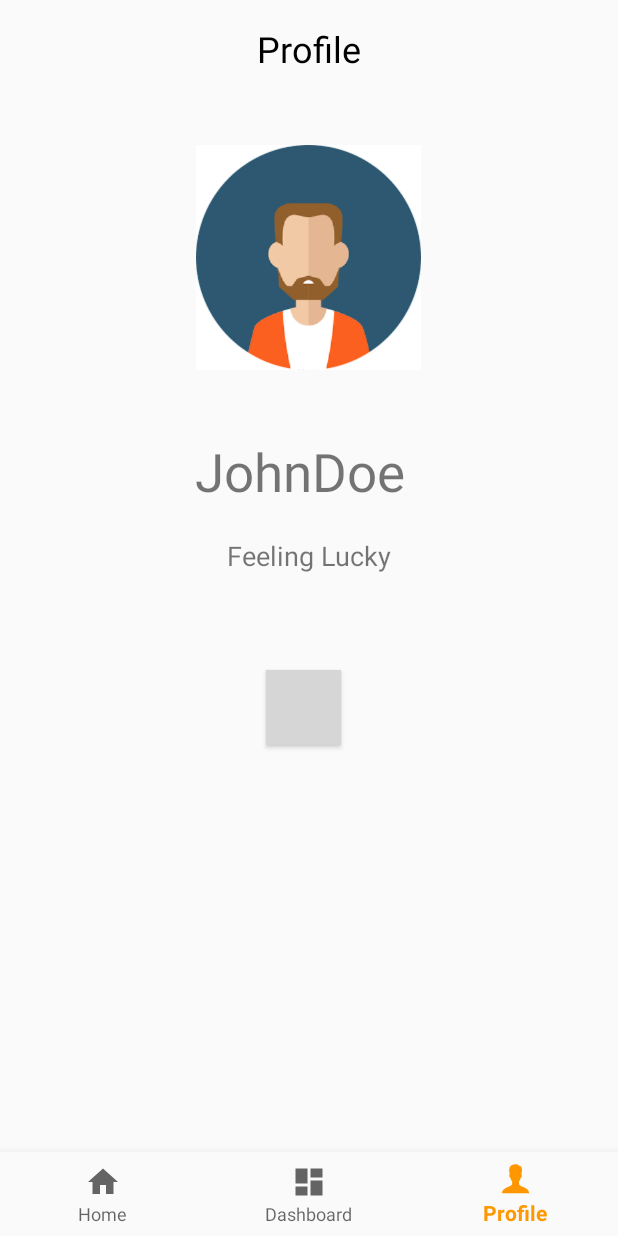
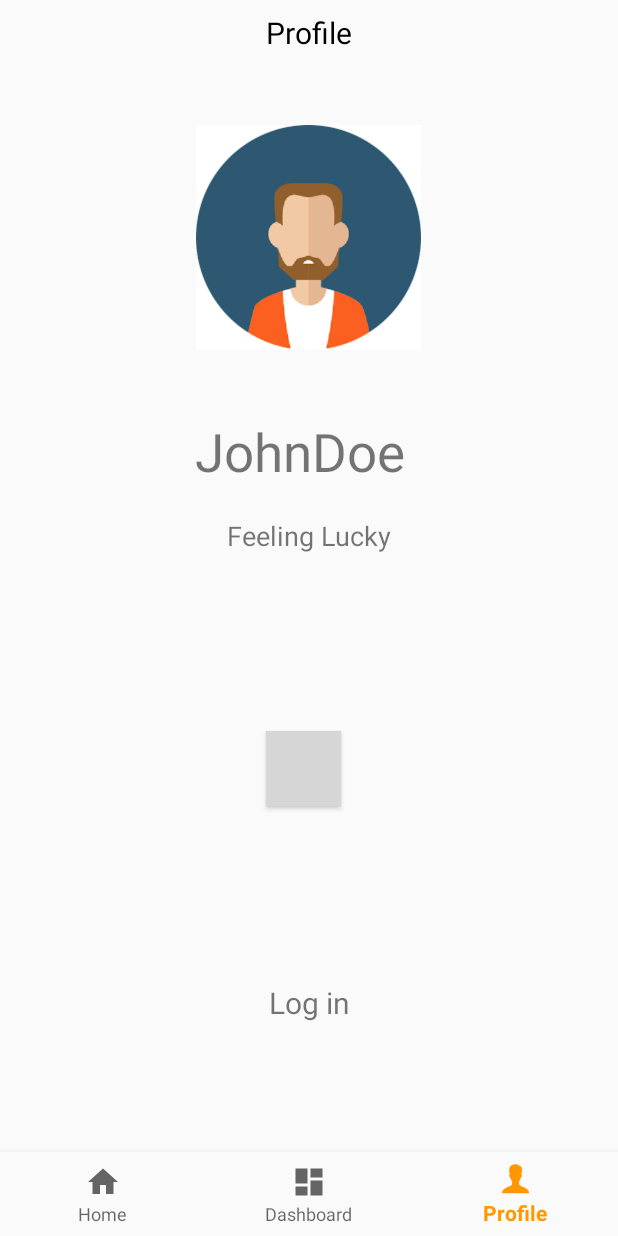
Before and after one commit to QuYuze/FitnessApp, an Android app: the ProfileFragment screen opened through its navigation route, on a phone screen of 412 x 824 dp. Run offline under Robolectric (Android 15) with nearby library versions, the phone set to English and light mode, and no system bars; our stand-ins replace navigation-ui; libraries missing offline, so code that uses them is left out: com.google.zxing.integration; pictures from the network do not load; 1 statement that could not run was skipped; grey boxes are pictures that could not be loaded.

Commit message:
Link sign up and login to main UI logic

```diff
--- a/app/src/main/java/com/example/a4176_project/ui/profile/ProfileFragment.kt
+++ b/app/src/main/java/com/example/a4176_project/ui/profile/ProfileFragment.kt
@@ -22,6 +22,7 @@ import androidx.core.content.ContextCompat
 import androidx.fragment.app.Fragment
 import com.bumptech.glide.Glide
 import com.bumptech.glide.request.RequestOptions
+import com.example.a4176_project.Login_Activity
 import com.example.a4176_project.R
 import com.google.zxing.integration.android.IntentIntegrator.REQUEST_CODE
 import java.io.File
@@ -85,6 +86,13 @@ class ProfileFragment : Fragment() {
         {
             username.text = uname
             descriptionView.text = udesc
+        }
+        val text_login:TextView = root.findViewById(R.id.login)
+        val intent = Intent(context!!, Login_Activity::class.java).apply{
+
+        }
+        text_login.setOnClickListener {
+            startActivity(intent)
         }
         return root
     }
--- a/app/src/main/res/layout/fragment_profile.xml
+++ b/app/src/main/res/layout/fragment_profile.xml
@@ -34,11 +34,13 @@
         android:layout_width="50dp"
         android:layout_height="50dp"
         android:layout_marginTop="64dp"
+        android:layout_marginBottom="32dp"
+        android:background="@drawable/edit_button_icon"
+        app:layout_constraintBottom_toTopOf="@+id/login"
         app:layout_constraintEnd_toEndOf="parent"
         app:layout_constraintHorizontal_bias="0.49"
         app:layout_constraintStart_toStartOf="parent"
-        app:layout_constraintTop_toBottomOf="@+id/descriptionTextView"
-        android:background="@drawable/edit_button_icon" />
+        app:layout_constraintTop_toBottomOf="@+id/descriptionTextView" />
 
     <TextView
         android:id="@+id/descriptionTextView"
@@ -55,14 +57,27 @@
         android:id="@+id/textView14"
         android:layout_width="wrap_content"
         android:layout_height="wrap_content"
-        android:layout_marginTop="16dp"
+        android:layout_marginTop="8dp"
         android:layout_marginBottom="16dp"
         android:text="@string/title_notifications"
         android:textColor="@color/inputText"
-        android:textSize="24sp"
+        android:textSize="20sp"
         app:layout_constraintBottom_toTopOf="@+id/avator"
         app:layout_constraintEnd_toEndOf="parent"
         app:layout_constraintStart_toStartOf="parent"
         app:layout_constraintTop_toTopOf="parent" />
 
+    <TextView
+        android:id="@+id/login"
+        android:layout_width="wrap_content"
+        android:layout_height="wrap_content"
+        android:layout_marginTop="32dp"
+        android:layout_marginBottom="32dp"
+        android:text="@string/Login"
+        android:textSize="20sp"
+        app:layout_constraintBottom_toBottomOf="parent"
+        app:layout_constraintEnd_toEndOf="parent"
+        app:layout_constraintStart_toStartOf="parent"
+        app:layout_constraintTop_toBottomOf="@+id/editProfileButton" />
+
 </androidx.constraintlayout.widget.ConstraintLayout>
--- a/app/src/main/res/layout/login.xml
+++ b/app/src/main/res/layout/login.xml
@@ -92,7 +92,7 @@
         android:text="@string/do_not_have_account"
         android:textSize="18sp"
         app:layout_constraintBottom_toBottomOf="parent"
-        app:layout_constraintEnd_toStartOf="@+id/textView5"
+        app:layout_constraintEnd_toStartOf="@+id/signup"
         app:layout_constraintStart_toStartOf="parent"
         app:layout_constraintTop_toBottomOf="@+id/Login" />
 
@@ -133,7 +133,7 @@
         app:layout_constraintTop_toBottomOf="@+id/textView" />
 
     <TextView
-        android:id="@+id/textView5"
+        android:id="@+id/signup"
         android:layout_width="0dp"
         android:layout_height="wrap_content"
         android:layout_marginStart="8dp"
```
Also changed, not shown: app/src/main/java/com/example/a4176_project/Login_Activity.kt (+14 -1 lines), app/src/main/java/com/example/a4176_project/Signup_Activity.kt (+8 -2 lines).
